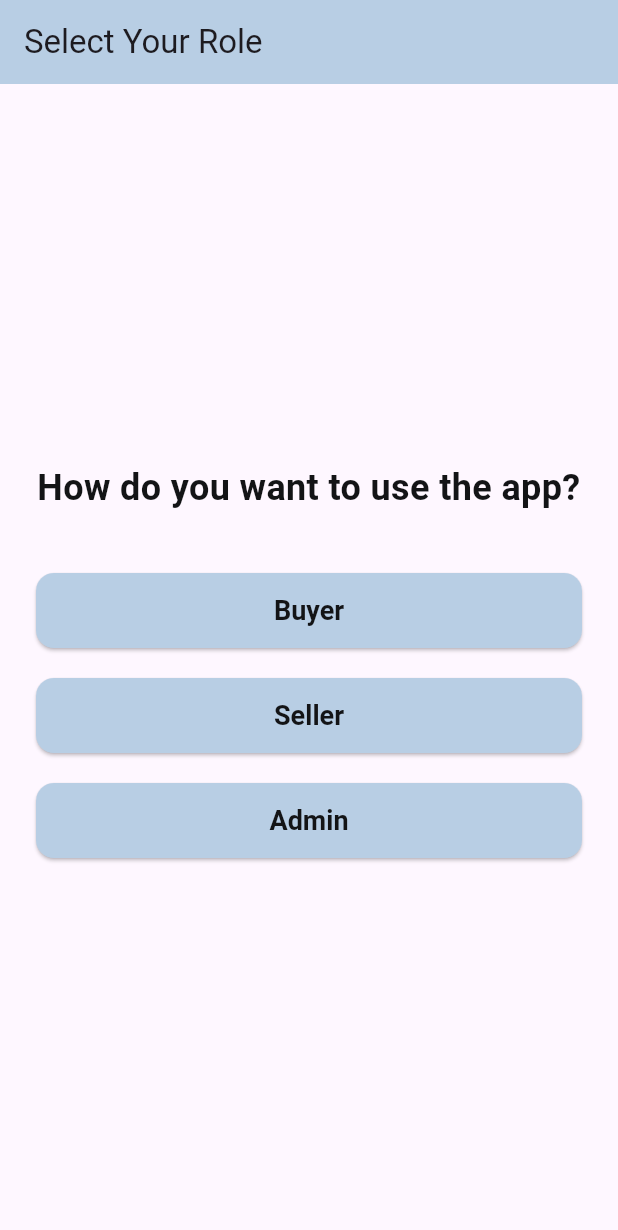
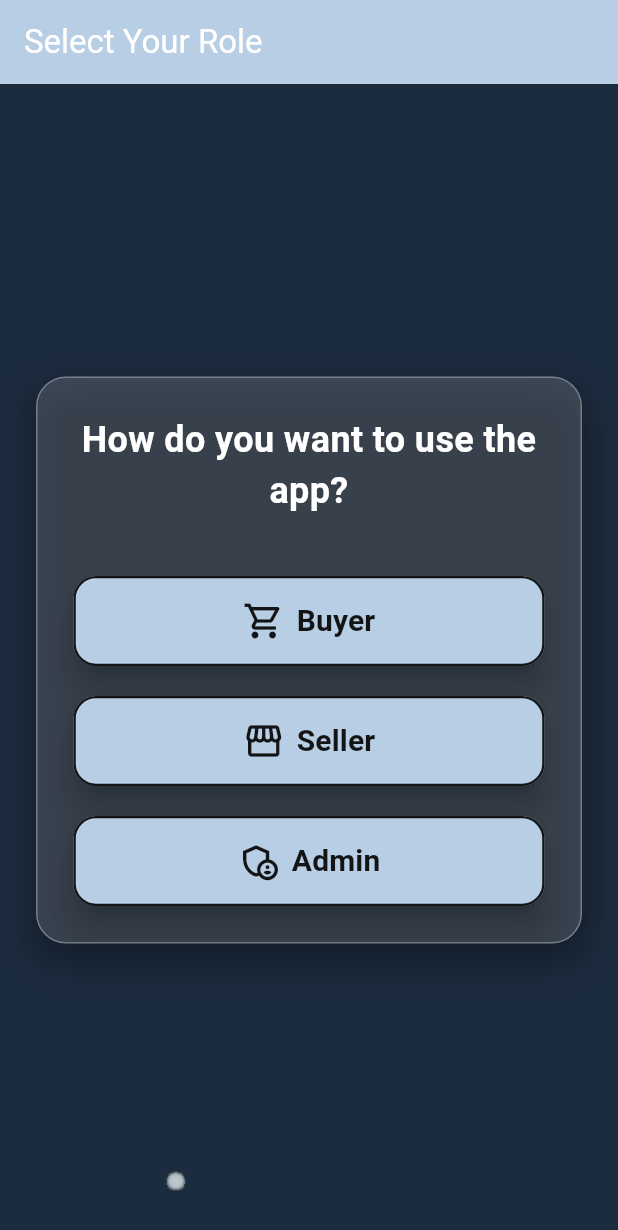
Before and after one commit to CoderGuru74/steel_suvidha_app, a Flutter app: the RoleSelectionScreen screen opened directly, on a phone screen of 412 x 824 dp. Shown: the top 1230 px of the screen. Run offline on Flutter 3.47's test engine with Material 3 defaults, Android fonts, the phone set to English and light mode, and no system bars; drawn by our look-alikes of flutter_animate; our stand-ins replace flutter_svg.

Commit message:
Implement particle field background animation for role selection screen

```diff
--- a/lib/screens/role_selection_screen.dart
+++ b/lib/screens/role_selection_screen.dart
@@ -1,84 +1,169 @@
 import 'package:flutter/material.dart';
-import 'package:figma_app/screens/home_screen.dart'; // Buyer's main page
+import 'package:flutter_animate/flutter_animate.dart';
+import 'package:figma_app/screens/home_screen.dart';
 import 'package:figma_app/screens/seller_dashboard_screen.dart';
 import 'package:figma_app/screens/admin_dashboard_screen.dart';
+import 'package:figma_app/widgets/particle_background_painter.dart'; // NEW import for particle background
 
-class RoleSelectionScreen extends StatelessWidget {
+class RoleSelectionScreen extends StatefulWidget {
   const RoleSelectionScreen({super.key});
+
+  @override
+  State<RoleSelectionScreen> createState() => _RoleSelectionScreenState();
+}
+
+class _RoleSelectionScreenState extends State<RoleSelectionScreen> with SingleTickerProviderStateMixin {
+  late AnimationController _animationController;
+
+  @override
+  void initState() {
+    super.initState();
+    _animationController = AnimationController(
+      vsync: this,
+      duration: const Duration(seconds: 30), // Slower animation for subtle particle movement
+    )..repeat(); // Loop indefinitely
+  }
+
+  @override
+  void dispose() {
+    _animationController.dispose();
+    super.dispose();
+  }
 
   @override
   Widget build(BuildContext context) {
     return Scaffold(
+      // Set a professional dark background color directly on the Scaffold or a base Container
+      backgroundColor: const Color(0xFF1C2C3F), // Deep professional blue-grey
       appBar: AppBar(
-        title: const Text('Select Your Role'),
+        title: const Text(
+          'Select Your Role',
+          style: TextStyle(color: Colors.white),
+        ),
         backgroundColor: const Color(0xFFB8CEE4),
-        automaticallyImplyLeading: false, // Prevent back button from login
+        automaticallyImplyLeading: false,
       ),
-      body: Center(
-        child: Padding(
+      body: Stack(
+        children: [
+          // Particle Background Animation
+          Positioned.fill(
+            child: CustomPaint(
+              painter: ParticleBackgroundPainter(_animationController, numberOfParticles: 80), // Control particle count
+            ),
+          ),
+          // No need for a black overlay if base color and particles contrast well
+          // Removed: Positioned.fill(child: Container(color: Colors.black.withOpacity(0.7))),
+
+          // Role Selection Content
+          Center(
+            child: SingleChildScrollView(
               padding: const EdgeInsets.all(24.0),
+              child: Container(
+                padding: const EdgeInsets.all(24.0),
+                decoration: BoxDecoration(
+                  color: Colors.white.withOpacity(0.15), // Semi-transparent white background for the card
+                  borderRadius: BorderRadius.circular(20),
+                  border: Border.all(color: Colors.white.withOpacity(0.3), width: 1),
+                  boxShadow: [
+                    BoxShadow(
+                      color: Colors.black.withOpacity(0.3),
+                      blurRadius: 20,
+                      spreadRadius: 5,
+                      offset: const Offset(0, 10),
+                    ),
+                  ],
+                ),
                 child: Column(
+                  mainAxisSize: MainAxisSize.min,
                   mainAxisAlignment: MainAxisAlignment.center,
                   children: [
+                    // "How do you want to use the app?" Text with Animation
                     const Text(
                       'How do you want to use the app?',
                       style: TextStyle(
                         fontSize: 24,
                         fontWeight: FontWeight.bold,
-                  color: Color(0xFF131416),
+                        color: Colors.white,
                       ),
                       textAlign: TextAlign.center,
-              ),
+                    ).animate()
+                    .fadeIn(duration: 800.ms, delay: 300.ms)
+                    .slideY(begin: 0.1, end: 0, duration: 800.ms),
+
                     const SizedBox(height: 40),
+
+                    // Role selection buttons - each button has its own .animate()
                     _buildRoleButton(
                       context,
                       'Buyer',
+                      Icons.shopping_cart_outlined,
                       () => Navigator.pushReplacement(
                         context,
-                  MaterialPageRoute(builder: (context) => const HomeScreen()), // Navigate to the existing HomeScreen
+                        MaterialPageRoute(builder: (context) => const HomeScreen()),
                       ),
-              ),
+                    ).animate()
+                    .fadeIn(duration: 600.ms, delay: 0.ms)
+                    .slideY(begin: 0.1, end: 0, duration: 600.ms),
+
                     const SizedBox(height: 20),
+
                     _buildRoleButton(
                       context,
                       'Seller',
+                      Icons.storefront_outlined,
                       () => Navigator.pushReplacement(
                         context,
                         MaterialPageRoute(builder: (context) => const SellerDashboardScreen()),
                       ),
-              ),
+                    ).animate()
+                    .fadeIn(duration: 600.ms, delay: 150.ms)
+                    .slideY(begin: 0.1, end: 0, duration: 600.ms),
+
                     const SizedBox(height: 20),
+
                     _buildRoleButton(
                       context,
                       'Admin',
+                      Icons.admin_panel_settings_outlined,
                       () => Navigator.pushReplacement(
                         context,
                         MaterialPageRoute(builder: (context) => const AdminDashboardScreen()),
                       ),
-              ),
+                    ).animate()
+                    .fadeIn(duration: 600.ms, delay: 300.ms)
+                    .slideY(begin: 0.1, end: 0, duration: 600.ms),
                   ],
                 ),
               ),
             ),
+          ),
+        ],
+      ),
     );
   }
 
-  Widget _buildRoleButton(BuildContext context, String title, VoidCallback onPressed) {
-    return ElevatedButton(
+  Widget _buildRoleButton(BuildContext context, String title, IconData icon, VoidCallback onPressed) {
+    return ElevatedButton.icon(
       onPressed: onPressed,
+      icon: Icon(icon, size: 28),
+      label: Text(
+        title,
+        style: const TextStyle(
+          fontSize: 20,
+          fontWeight: FontWeight.bold,
+        ),
+      ),
       style: ElevatedButton.styleFrom(
         backgroundColor: const Color(0xFFB8CEE4),
         foregroundColor: const Color(0xFF131416),
-        minimumSize: const Size(double.infinity, 50),
+        minimumSize: const Size(double.infinity, 60),
+        padding: const EdgeInsets.symmetric(vertical: 15, horizontal: 20),
         shape: RoundedRectangleBorder(
-          borderRadius: BorderRadius.circular(12),
+          borderRadius: BorderRadius.circular(15),
+          side: const BorderSide(color: Color(0xFF131416), width: 1.5),
         ),
-        textStyle: const TextStyle(
-          fontSize: 18,
-          fontWeight: FontWeight.bold,
+        elevation: 8,
       ),
-      ),
-      child: Text(title),
     );
   }
 }
--- /dev/null
+++ b/lib/widgets/particle_background_painter.dart
@@ -0,0 +1,79 @@
+import 'package:flutter/material.dart';
+import 'dart:math' as math;
+
+class Particle {
+  Offset position;
+  double radius;
+  double speed;
+  Color color;
+  double opacity;
+
+  Particle({
+    required this.position,
+    required this.radius,
+    required this.speed,
+    required this.color,
+    required this.opacity,
+  });
+
+  // Method to update particle position
+  void update(Size size, double animationValue) {
+    position = Offset(position.dx + speed, position.dy);
+
+    // If particle moves off-screen, reset its position to the left side
+    if (position.dx > size.width + radius) {
+      position = Offset(-radius, math.Random().nextDouble() * size.height);
+    }
+  }
+}
+
+class ParticleBackgroundPainter extends CustomPainter {
+  final Animation<double> animation;
+  final List<Particle> particles; // List to hold all our particles
+
+  // Constructor
+  ParticleBackgroundPainter(this.animation, {int numberOfParticles = 50})
+      : particles = List.generate(numberOfParticles, (index) {
+          final random = math.Random();
+          return Particle(
+            position: Offset(
+              random.nextDouble() * 1000, // Initial x, can be off-screen
+              random.nextDouble() * 1000, // Initial y
+            ),
+            radius: random.nextDouble() * 1.5 + 0.5, // Small radius (0.5 to 2.0)
+            speed: random.nextDouble() * 0.5 + 0.1, // Slow speed (0.1 to 0.6)
+            color: Color.lerp(
+              Colors.white.withOpacity(0.7),
+              Colors.blueGrey.shade200.withOpacity(0.7),
+              random.nextDouble(),
+            )!, // Blend white and light blue-grey
+            opacity: random.nextDouble() * 0.5 + 0.5, // Initial opacity (0.5 to 1.0)
+          );
+        }),
+        super(repaint: animation); // Repaint when animation value changes
+
+  @override
+  void paint(Canvas canvas, Size size) {
+    final double animationValue = animation.value;
+
+    // Update and draw each particle
+    for (var particle in particles) {
+      // Update particle position (animationValue is used for subtle extra effects or general time progression)
+      // Here, we'll let the Particle's own update method handle movement
+      particle.update(size, animationValue);
+
+      // Draw particle with pulsating opacity/glow
+      final Paint particlePaint = Paint()
+        ..color = particle.color.withOpacity(particle.opacity * (0.5 + 0.5 * math.sin(animationValue * math.pi * 2 + particle.position.dx * 0.01).abs()))
+        ..maskFilter = MaskFilter.blur(BlurStyle.normal, particle.radius * 2); // Blur for glow effect
+
+      canvas.drawCircle(particle.position, particle.radius, particlePaint);
+    }
+  }
+
+  @override
+  bool shouldRepaint(covariant CustomPainter oldDelegate) {
+    // Repaint only if the animation value has changed
+    return oldDelegate is ParticleBackgroundPainter && oldDelegate.animation.value != animation.value;
+  }
+}
```
Also changed, not shown: lib/widgets/figma_card.dart (deleted, +0 -48 lines), lib/widgets/scanning_background_painter.dart (added, +60 -0 lines). Lines whose indentation alone changed are shown as unchanged.
